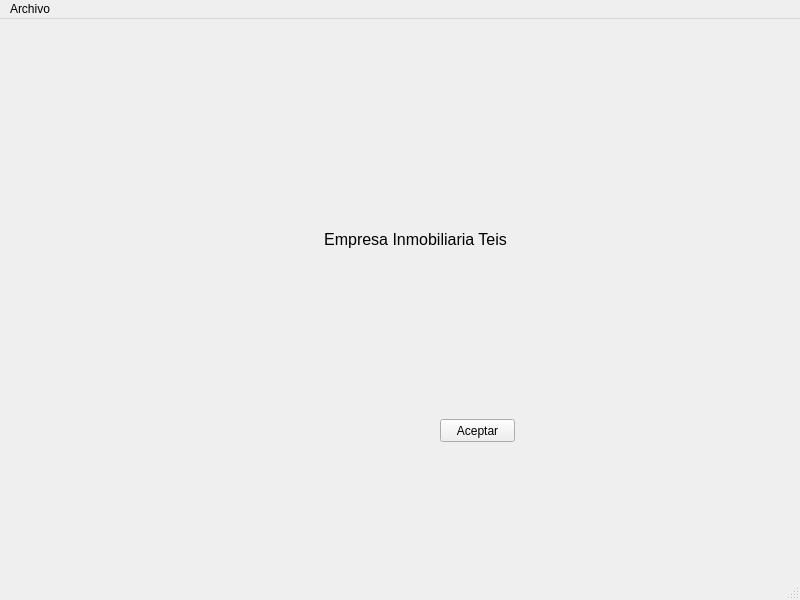
Old version of the form venPrincipal.ui in the repository AmarinoLama/desarrolloInterfaces_Proyecto.
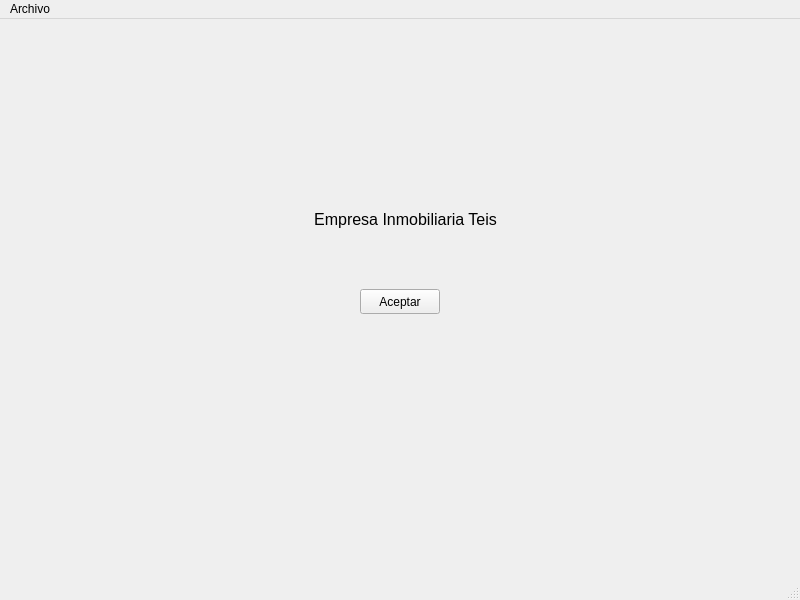
New version of the form.

The edit to the form file:
```diff
--- a/venPrincipal.ui
+++ b/venPrincipal.ui
@@ -17,8 +17,8 @@
    <widget class="QLabel" name="label">
     <property name="geometry">
      <rect>
-      <x>320</x>
-      <y>150</y>
+      <x>310</x>
+      <y>130</y>
       <width>191</width>
       <height>141</height>
      </rect>
@@ -38,12 +38,24 @@
    <widget class="QPushButton" name="Pprincipal">
     <property name="geometry">
      <rect>
-      <x>440</x>
-      <y>400</y>
-      <width>75</width>
-      <height>23</height>
+      <x>360</x>
+      <y>270</y>
+      <width>80</width>
+      <height>25</height>
      </rect>
     </property>
+    <property name="minimumSize">
+     <size>
+      <width>80</width>
+      <height>25</height>
+     </size>
+    </property>
+    <property name="maximumSize">
+     <size>
+      <width>80</width>
+      <height>25</height>
+     </size>
+    </property>
     <property name="text">
      <string>Aceptar</string>
     </property>
```
